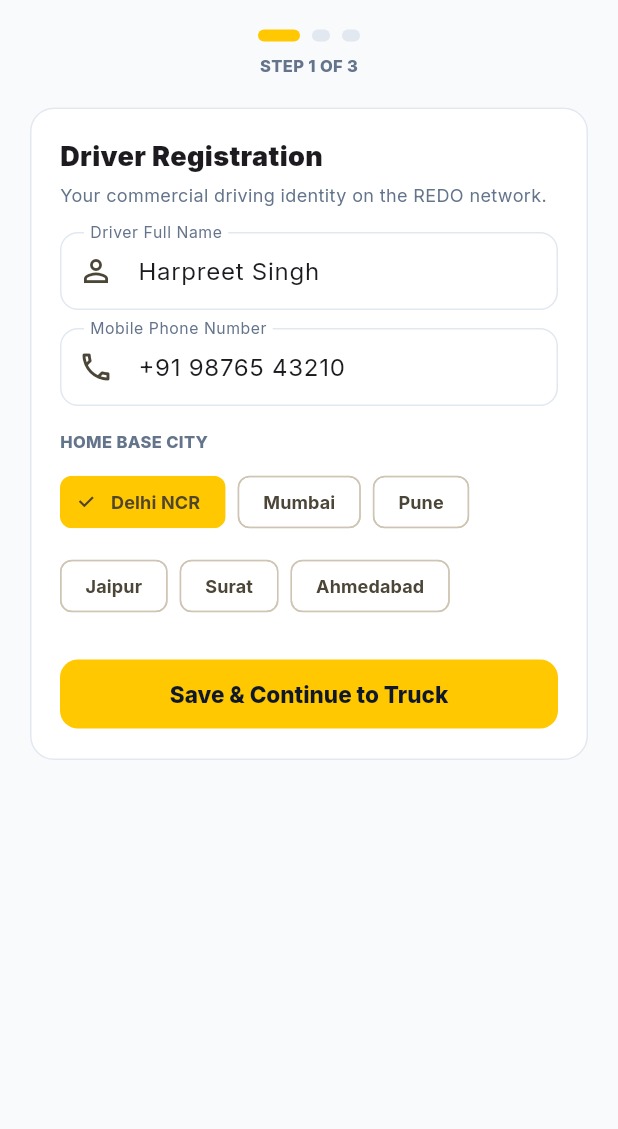
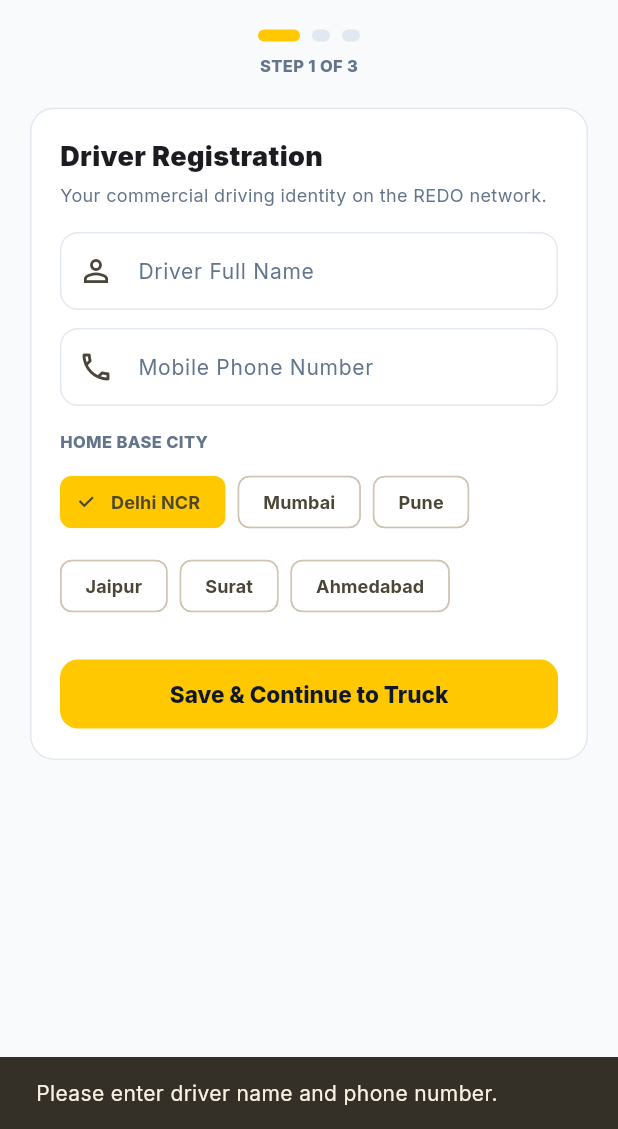
Before and after one commit to re-etikk/redo-smart-logistics, a Flutter app: the PartnerOnboardingStepper screen opened directly, after a tap on "Save & Continue to Truck", on a phone screen of 412 x 824 dp, the part 107-1236 px from its top. Run offline on Flutter 3.47's test engine with Material 3 defaults, Android fonts, the phone set to English and light mode, and no system bars; our stand-ins replace geolocator, google_fonts, google_maps_flutter, image_picker, supabase_flutter; accounts and stored records are empty; network calls fail.

Commit message:
fix(auth,onboarding): clear hardcoded values, handle phone unique constraint, add PKCE OAuth and validation error feedback

```diff
--- a/flutter_apps/redo_customer/lib/data/services/supabase_service.dart
+++ b/flutter_apps/redo_customer/lib/data/services/supabase_service.dart
@@ -88,15 +88,25 @@ class SupabaseService {
     bool onboardingComplete = true,
   }) async {
     final uid = currentUser?.id;
-    if (uid == null) return;
-    await client.from('profiles').upsert({
+    if (uid == null) throw Exception('Not signed in. Please log in first.');
+    // Always include full_name — the column is NOT NULL. Fall back to the
+    // email prefix or 'User' so the upsert never violates the constraint.
+    final resolvedName = (fullName != null && fullName.trim().isNotEmpty)
+        ? fullName.trim()
+        : (currentUser?.email?.split('@').first ?? 'User');
+    final data = <String, dynamic>{
       'id': uid,
       'company_name': companyName,
-      if (fullName != null) 'full_name': fullName,
-      if (phone != null) 'phone': phone,
+      'full_name': resolvedName,
       'role': 'sme',
       'onboarding_complete': onboardingComplete,
-    });
+    };
+    // Only set phone if user actually entered one — avoids UNIQUE constraint
+    // violations from blank strings or duplicates.
+    if (phone != null && phone.trim().isNotEmpty) {
+      data['phone'] = phone.trim();
+    }
+    await client.from('profiles').upsert(data);
   }
 
   // --- Cargo & Matching (via backend — real ML pipeline) ---
--- a/flutter_apps/redo_customer/lib/main.dart
+++ b/flutter_apps/redo_customer/lib/main.dart
@@ -20,6 +20,9 @@ void main() async {
   await Supabase.initialize(
     url: AppConfig.supabaseUrl,
     anonKey: AppConfig.supabaseAnonKey,
+    authOptions: const FlutterAuthClientOptions(
+      authFlowType: AuthFlowType.pkce,
+    ),
   );
 
   ApiService.warmup(); // wake the Render backend early (free tier sleeps)
--- a/flutter_apps/redo_customer/lib/ui/screens/onboarding/customer_onboarding_screen.dart
+++ b/flutter_apps/redo_customer/lib/ui/screens/onboarding/customer_onboarding_screen.dart
@@ -40,6 +40,12 @@ class _CustomerOnboardingScreenState extends State<CustomerOnboardingScreen> {
       fullName: _nameController.text.trim().isNotEmpty ? _nameController.text.trim() : null,
       phone: _phoneController.text.trim().isNotEmpty ? _phoneController.text.trim() : null,
     );
+    // If onboarding failed, show the error without blanking the form
+    if (authVM.status != AuthStatus.authenticated && mounted) {
+      ScaffoldMessenger.of(context).showSnackBar(
+        SnackBar(content: Text(authVM.errorMessage ?? 'Could not save profile. Please try again.')),
+      );
+    }
   }
 
   @override
--- a/flutter_apps/redo_partner/lib/data/services/supabase_service.dart
+++ b/flutter_apps/redo_partner/lib/data/services/supabase_service.dart
@@ -88,15 +88,21 @@ class SupabaseService {
     required String city,
   }) async {
     final uid = currentUser?.id;
-    if (uid == null) return;
-    await client.from('profiles').upsert({
+    if (uid == null) throw Exception('Not signed in. Please log in first.');
+    final data = <String, dynamic>{
       'id': uid,
       'full_name': fullName,
-      'phone': phone,
       'company_name': city,
       'role': 'truck_owner',
       'onboarding_complete': false,
-    });
+    };
+    // Only set phone if user actually entered one — avoids UNIQUE constraint
+    // violations from blank strings or duplicates across drivers.
+    final trimmedPhone = phone.trim();
+    if (trimmedPhone.isNotEmpty) {
+      data['phone'] = trimmedPhone;
+    }
+    await client.from('profiles').upsert(data);
   }
 
   /// Truck + the empty RETURN TRIP — the trip is what shippers get matched
--- a/flutter_apps/redo_partner/lib/main.dart
+++ b/flutter_apps/redo_partner/lib/main.dart
@@ -19,6 +19,9 @@ void main() async {
   await Supabase.initialize(
     url: AppConfig.supabaseUrl,
     anonKey: AppConfig.supabaseAnonKey,
+    authOptions: const FlutterAuthClientOptions(
+      authFlowType: AuthFlowType.pkce,
+    ),
   );
 
   ApiService.warmup(); // wake the Render backend early (free tier sleeps)
--- a/flutter_apps/redo_partner/lib/ui/screens/onboarding/partner_onboarding_stepper.dart
+++ b/flutter_apps/redo_partner/lib/ui/screens/onboarding/partner_onboarding_stepper.dart
@@ -20,14 +20,14 @@ class PartnerOnboardingStepper extends StatefulWidget {
 }
 
 class _PartnerOnboardingStepperState extends State<PartnerOnboardingStepper> {
-  final _nameController = TextEditingController(text: 'Harpreet Singh');
-  final _phoneController = TextEditingController(text: '+91 98765 43210');
+  final _nameController = TextEditingController();
+  final _phoneController = TextEditingController();
   String _selectedCity = 'Delhi NCR';
 
-  final _regController = TextEditingController(text: 'DL 01 AB 4321');
+  final _regController = TextEditingController();
   String _selectedTruckType = '22FT Multi-Axle';
   String _selectedBodyType = 'Closed container';
-  final _capacityController = TextEditingController(text: '9.0');
+  final _capacityController = TextEditingController();
   String _returnFromCity = 'Mumbai';
 
   @override
@@ -107,13 +107,13 @@ class _PartnerOnboardingStepperState extends State<PartnerOnboardingStepper> {
                               const SizedBox(height: 16),
                               TextField(
                                 controller: _nameController,
-                                decoration: const InputDecoration(labelText: 'Driver Full Name', prefixIcon: Icon(Icons.person_outline)),
+                                decoration: const InputDecoration(labelText: 'Driver Full Name', hintText: 'e.g. Harpreet Singh', prefixIcon: Icon(Icons.person_outline)),
                               ),
                               const SizedBox(height: 12),
                               TextField(
                                 controller: _phoneController,
                                 keyboardType: TextInputType.phone,
-                                decoration: const InputDecoration(labelText: 'Mobile Phone Number', prefixIcon: Icon(Icons.phone_outlined)),
+                                decoration: const InputDecoration(labelText: 'Mobile Phone Number', hintText: '+91 98765 43210', prefixIcon: Icon(Icons.phone_outlined)),
                               ),
                               const SizedBox(height: 16),
                               Text('HOME BASE CITY', style: GoogleFonts.inter(fontSize: 11, fontWeight: FontWeight.w800, color: AppColors.inkMuted)),
@@ -136,9 +136,14 @@ class _PartnerOnboardingStepperState extends State<PartnerOnboardingStepper> {
                               RedoButton(
                                 title: 'Save & Continue to Truck',
                                 isLoading: onboardingVM.isLoading,
-                                onPressed: () {
+                                onPressed: () async {
                                   onboardingVM.setDriverInfo(_nameController.text, _phoneController.text, _selectedCity);
-                                  onboardingVM.saveDriverStep();
+                                  final ok = await onboardingVM.saveDriverStep();
+                                  if (!ok && context.mounted) {
+                                    ScaffoldMessenger.of(context).showSnackBar(
+                                      SnackBar(content: Text(onboardingVM.errorMessage ?? 'Could not save driver details')),
+                                    );
+                                  }
                                 },
                               ),
                             ],
@@ -218,7 +223,7 @@ class _PartnerOnboardingStepperState extends State<PartnerOnboardingStepper> {
                               RedoButton(
                                 title: 'Save & Continue to Docs',
                                 isLoading: onboardingVM.isLoading,
-                                onPressed: () {
+                                onPressed: () async {
                                   onboardingVM.setTruckInfo(
                                     reg: _regController.text,
                                     type: _selectedTruckType,
@@ -226,7 +231,12 @@ class _PartnerOnboardingStepperState extends State<PartnerOnboardingStepper> {
                                     capacity: double.tryParse(_capacityController.text) ?? 9.0,
                                     returnFrom: _returnFromCity,
                                   );
-                                  onboardingVM.saveTruckStep();
+                                  final ok = await onboardingVM.saveTruckStep();
+                                  if (!ok && context.mounted) {
+                                    ScaffoldMessenger.of(context).showSnackBar(
+                                      SnackBar(content: Text(onboardingVM.errorMessage ?? 'Could not save truck details')),
+                                    );
+                                  }
                                 },
                               ),
                               const SizedBox(height: 8),
--- a/flutter_apps/redo_partner/lib/viewmodels/driver_onboarding_viewmodel.dart
+++ b/flutter_apps/redo_partner/lib/viewmodels/driver_onboarding_viewmodel.dart
@@ -85,7 +85,14 @@ class DriverOnboardingViewModel extends ChangeNotifier {
       notifyListeners();
       return true;
     } catch (e) {
-      _errorMessage = e.toString();
+      final msg = e.toString();
+      if (msg.contains('23505') || msg.contains('unique') || msg.contains('duplicate')) {
+        _errorMessage = 'This phone number is already registered with another account.';
+      } else if (msg.contains('23502') || msg.contains('not-null')) {
+        _errorMessage = 'Please fill in all required fields.';
+      } else {
+        _errorMessage = msg.replaceAll('Exception: ', '');
+      }
       _isLoading = false;
       notifyListeners();
       return false;
@@ -123,7 +130,12 @@ class DriverOnboardingViewModel extends ChangeNotifier {
       notifyListeners();
       return true;
     } catch (e) {
-      _errorMessage = e.toString();
+      final msg = e.toString();
+      if (msg.contains('NETWORK') || msg.contains('waking up')) {
+        _errorMessage = 'Server is starting up — please try again in a few seconds.';
+      } else {
+        _errorMessage = msg.replaceAll('Exception: ', '');
+      }
       _isLoading = false;
       notifyListeners();
       return false;
```
Also changed, not shown: flutter_apps/redo_customer/lib/viewmodels/auth_viewmodel.dart (+9 -1 lines), 2 other files.
